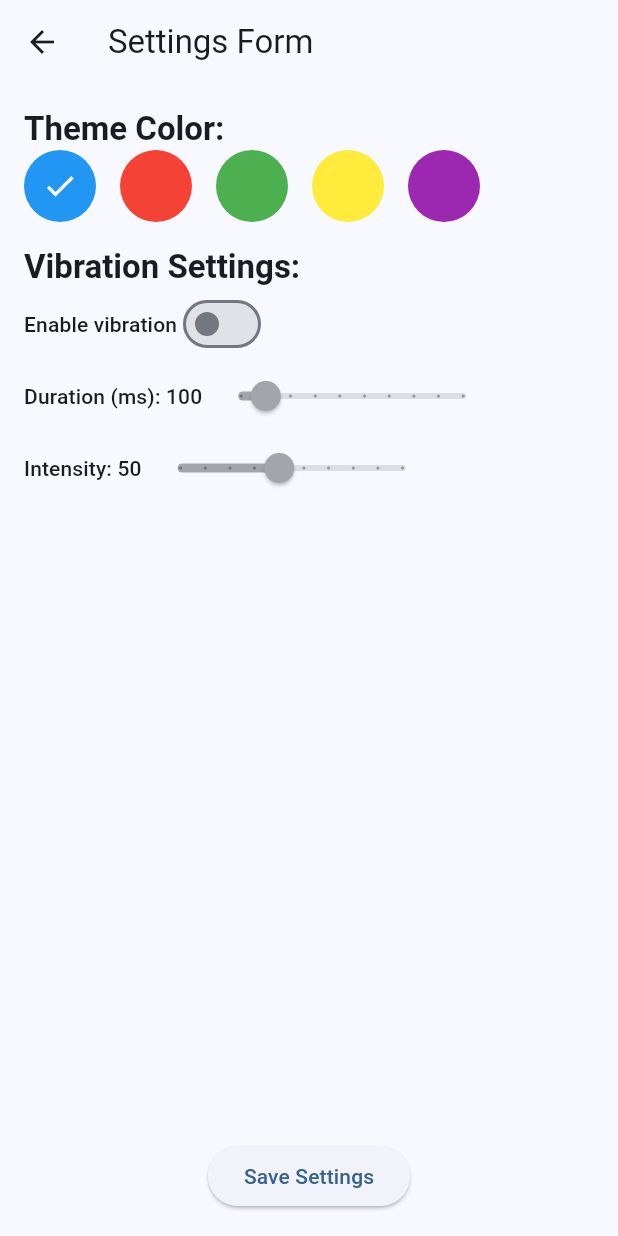
After one commit to iusildra/sports_toolbox, a Flutter app: the screen it shows after launch, after a tap on the "settings" icon, on a phone screen of 412 x 824 dp. The commit adds this screen. Run offline on Flutter 3.47's test engine with Material 3 defaults, Android fonts, the phone set to English and light mode, and no system bars; our stand-ins replace vibration.

Commit message:
chore: added vibration configuration in settings

```diff
--- a/lib/app/counter/points_counter.dart
+++ b/lib/app/counter/points_counter.dart
@@ -1,4 +1,5 @@
 import 'package:flutter/material.dart';
+import 'package:provider/provider.dart';
 import 'package:sports_toolbox/app/counter/athlete.dart';
 import 'package:sports_toolbox/app/counter/counter_setup.dart';
 import 'package:sports_toolbox/app/counter/penalty.dart';
@@ -6,6 +7,7 @@ import 'package:sports_toolbox/app/counter/penalty_picker.dart';
 import 'package:sports_toolbox/app/decorations.dart';
 import 'package:sports_toolbox/components/dialogs.dart';
 import 'package:flutter/services.dart';
+import 'package:sports_toolbox/models/settings_model.dart';
 
 class PointsCounterPage extends StatefulWidget {
   const PointsCounterPage({super.key});
@@ -43,8 +45,10 @@ class _PointsCounterState extends State<PointsCounterPage> {
     setState(() => athletes[athlete.key]?.addPenalty(penalty));
   }
 
-  void incrementScore(int index) =>
-      setState(() => athletes[index]?.increment());
+  void incrementScore(int index) {
+    setState(() => athletes[index]?.increment());
+    Provider.of<SettingsModel>(context, listen: false).performVibrate();
+  }
 
   void resetScores() =>
       setState(() => athletes.values.forEach((a) => a.reset()));
--- /dev/null
+++ b/lib/app/settings/settings_form.dart
@@ -0,0 +1,204 @@
+import 'package:flutter/material.dart';
+import 'package:provider/provider.dart';
+import 'package:sports_toolbox/models/settings_model.dart';
+
+class SettingsForm extends StatefulWidget {
+  const SettingsForm({super.key});
+
+  static void openSettingsForm(BuildContext context) {
+    Navigator.of(context).push(
+      PageRouteBuilder(
+        pageBuilder:
+            (context, animation, secondaryAnimation) => const SettingsForm(),
+        transitionsBuilder: (context, animation, secondaryAnimation, child) {
+          const begin = Offset(0.0, -1.0); // Slide from top
+          const end = Offset.zero;
+          const curve = Curves.easeInOut;
+
+          var tween = Tween(
+            begin: begin,
+            end: end,
+          ).chain(CurveTween(curve: curve));
+          var offsetAnimation = animation.drive(tween);
+
+          return SlideTransition(position: offsetAnimation, child: child);
+        },
+      ),
+    );
+  }
+
+  @override
+  State<SettingsForm> createState() => _SettingsFormState();
+}
+
+class _SettingsFormState extends State<SettingsForm> {
+  bool _allowVibration = false;
+  late Color _selectedColor;
+  late int _vibrationDuration;
+  late int _vibrationIntensity;
+
+  static const List<Color> _colors = [
+    Colors.blue,
+    Colors.red,
+    Colors.green,
+    Colors.yellow,
+    Colors.purple,
+  ];
+
+  @override
+  void initState() {
+    super.initState();
+    _selectedColor = context.read<SettingsModel>().color;
+    _vibrationDuration = 100; // Default duration
+    _vibrationIntensity = 50; // Default intensity
+  }
+
+  void _updateColor(Color color) {
+    setState(() => _selectedColor = color);
+    Provider.of<SettingsModel>(context, listen: false).update(color: color);
+  }
+
+  void _toggleVibration(bool? value) {
+    setState(() => _allowVibration = value ?? false);
+    Provider.of<SettingsModel>(context, listen: false).update(
+      vibrationModel: VibrationModel(
+        duration: _vibrationDuration,
+        intensity: _vibrationIntensity,
+      ),
+    );
+  }
+
+  @override
+  Widget build(BuildContext context) {
+    final settings = context.read<SettingsModel>();
+    final settingLabelTheme = TextTheme.of(context).labelLarge;
+    final settingGroupTheme = TextTheme.of(
+      context,
+    ).titleLarge?.copyWith(fontWeight: FontWeight.bold);
+
+    return Scaffold(
+      appBar: AppBar(title: const Text('Settings Form')),
+      body: Padding(
+        padding: const EdgeInsets.all(16.0),
+        child: Column(
+          children: [
+            Column(
+              crossAxisAlignment: CrossAxisAlignment.start,
+              spacing: 16,
+              children: [
+                Column(
+                  crossAxisAlignment: CrossAxisAlignment.start,
+                  children: [
+                    Text('Theme Color:', style: settingGroupTheme),
+                    Wrap(
+                      spacing: 16,
+                      direction: Axis.horizontal,
+                      children: List.generate(_colors.length, (index) {
+                        final color = _colors[index];
+                        return GestureDetector(
+                          onTap: () => _updateColor(color),
+                          child: CircleAvatar(
+                            backgroundColor: color,
+                            radius: 24,
+                            child:
+                                _selectedColor == color
+                                    ? const Icon(
+                                      Icons.check,
+                                      color: Colors.white,
+                                    )
+                                    : null,
+                          ),
+                        );
+                      }),
+                    ),
+                  ],
+                ),
+                Column(
+                  crossAxisAlignment: CrossAxisAlignment.start,
+                  children: [
+                    Row(
+                      children: [
+                        Text('Vibration Settings:', style: settingGroupTheme),
+                      ],
+                    ),
+                    Row(
+                      children: [
+                        Text("Enable vibration", style: settingLabelTheme),
+                        Switch.adaptive(
+                          value: _allowVibration,
+                          onChanged: _toggleVibration,
+                        ),
+                      ],
+                    ),
+                    Row(
+                      children: [
+                        Text(
+                          'Duration (ms): $_vibrationDuration',
+                          style: settingLabelTheme,
+                        ),
+                        ConstrainedBox(
+                          constraints: BoxConstraints(maxWidth: 200),
+                          child: Slider.adaptive(
+                            value: _vibrationDuration.toDouble(),
+                            min: 50,
+                            max: 500,
+                            divisions: 9,
+                            label: '$_vibrationDuration ms',
+                            onChanged:
+                                _allowVibration
+                                    ? (value) => setState(
+                                      () => _vibrationDuration = value.toInt(),
+                                    )
+                                    : null,
+                          ),
+                        ),
+                      ],
+                    ),
+                    Row(
+                      children: [
+                        Text(
+                          'Intensity: $_vibrationIntensity',
+                          style: settingLabelTheme,
+                        ),
+                        ConstrainedBox(
+                          constraints: BoxConstraints(maxWidth: 200),
+                          child: Slider.adaptive(
+                            value: _vibrationIntensity.toDouble(),
+                            min: 10,
+                            max: 100,
+                            divisions: 9,
+                            label: '$_vibrationIntensity',
+                            onChanged:
+                                _allowVibration
+                                    ? (value) => setState(
+                                      () => _vibrationIntensity = value.toInt(),
+                                    )
+                                    : null,
+                          ),
+                        ),
+                      ],
+                    ),
+                  ],
+                ),
+              ],
+            ),
+            const Spacer(),
+            ElevatedButton(
+              onPressed: () {
+                settings.update(
+                  color: _selectedColor,
+                  vibrationModel: VibrationModel(
+                    duration: _vibrationDuration,
+                    intensity: _vibrationIntensity,
+                  ),
+                );
+                Navigator.pop(context);
+              },
+              child: const Text('Save Settings'),
+            ),
+          ],
+        ),
+      ),
+    );
+  }
+}
--- a/lib/main.dart
+++ b/lib/main.dart
@@ -2,14 +2,15 @@ import 'package:flutter/material.dart';
 import 'package:provider/provider.dart';
 import 'package:sports_toolbox/app/counter/points_counter.dart';
 import 'package:sports_toolbox/app/grid_tile.dart';
+import 'package:sports_toolbox/app/settings/settings_form.dart';
 import 'package:sports_toolbox/app/time/stopwatch.dart';
 import 'package:sports_toolbox/app/time/timer.dart';
-import 'package:sports_toolbox/models/theme_model.dart';
+import 'package:sports_toolbox/models/settings_model.dart';
 
 void main() {
   runApp(
     ChangeNotifierProvider(
-      create: (context) => ThemeModel(),
+      create: (context) => SettingsModel(),
       child: const MyApp(),
     ),
   );
@@ -21,7 +22,7 @@ class MyApp extends StatelessWidget {
   // This widget is the root of your application.
   @override
   Widget build(BuildContext context) {
-    return Consumer<ThemeModel>(
+    return Consumer<SettingsModel>(
       builder: (context, theme, child) {
         return MaterialApp(
           title: 'Sports toolbox',
@@ -44,7 +45,7 @@ class HomePage extends StatelessWidget {
   static const _apps = [
     ('Stopwatch', Icons.access_alarm, StopwatchPage()),
     ('Timer', Icons.timer, TimerPage()),
-    ('Score counter', Icons.sports_score, PointsCounterPage())
+    ('Score counter', Icons.sports_score, PointsCounterPage()),
   ];
 
   @override
@@ -57,8 +58,8 @@ class HomePage extends StatelessWidget {
             title: Text(title),
             actions: [
               IconButton(
-                icon: const Icon(Icons.color_lens),
-                onPressed: () => context.read<ThemeModel>().switchColor(),
+                icon: const Icon(Icons.settings),
+                onPressed: () => SettingsForm.openSettingsForm(context),
               ),
             ],
             backgroundColor: Theme.of(context).colorScheme.inversePrimary,
--- /dev/null
+++ b/lib/models/settings_model.dart
@@ -0,0 +1,38 @@
+import 'package:flutter/material.dart';
+import 'package:vibration/vibration.dart';
+
+class SettingsModel extends ChangeNotifier {
+  Color _color = Colors.blue;
+  VibrationModel? _vibrationModel;
+
+  Color get color => _color;
+  VibrationModel? get vibrationModel => _vibrationModel;
+
+  void performVibrate() {
+    vibrationModel?.doVibrate();
+  }
+
+  void update({Color? color, VibrationModel? vibrationModel}) {
+    if (color != null) {
+      _color = color;
+    }
+    if (vibrationModel != null) {
+      _vibrationModel = vibrationModel;
+    }
+    notifyListeners();
+  }
+}
+
+class VibrationModel {
+  final int _duration;
+  final int _intensity;
+
+  VibrationModel({int duration = 100, int intensity = 50})
+    : _duration = duration,
+      _intensity = intensity;
+
+  void doVibrate() {
+    Vibration.hasVibrator();
+    Vibration.vibrate(duration: _duration, amplitude: _intensity);
+  }
+}
--- a/lib/models/theme_model.dart
+++ /dev/null
@@ -1,20 +0,0 @@
-import 'package:flutter/material.dart';
-
-class ThemeModel extends ChangeNotifier {
-  final _colors = [
-    Colors.blue,
-    Colors.red,
-    Colors.green,
-    Colors.yellow,
-    Colors.purple,
-  ];
-
-  int _currentIndex = 0;
-
-  Color get color => _colors[_currentIndex];
-
-  void switchColor() {
-    _currentIndex = (_currentIndex + 1) % _colors.length;
-    notifyListeners();
-  }
-}
--- a/pubspec.yaml
+++ b/pubspec.yaml
@@ -35,6 +35,7 @@ dependencies:
   # Use with the CupertinoIcons class for iOS style icons.
   cupertino_icons: ^1.0.8
   provider: ^6.1.4
+  vibration: ^3.1.3
 
 dev_dependencies:
   flutter_test:
```
Also changed, not shown: pubspec.lock, 11 other files.
